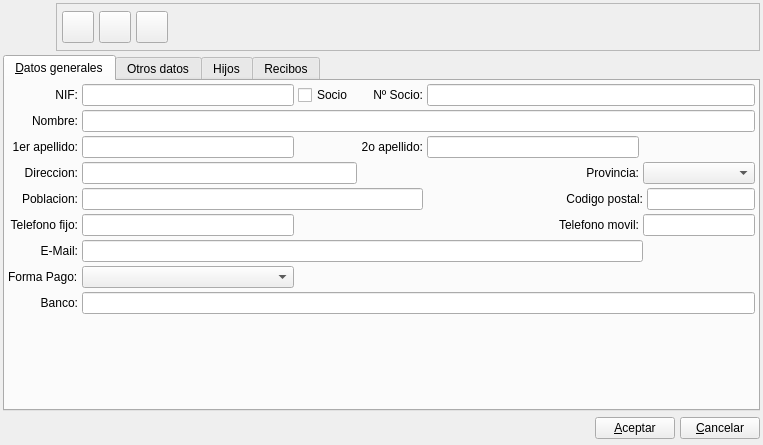
Qt form bulmages/bulmafact/plugins/pluginbf_tutor/tutorbase.ui (eboladev/Bulmages-1) before a commit.
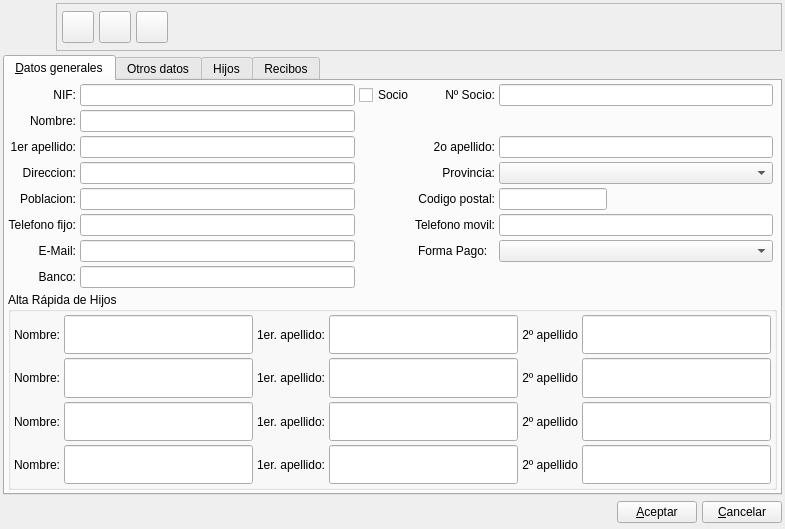
The same form after that commit. Icons and pictures are not drawn. Custom widgets are drawn as their Qt base class.

The edit to the form file:
```diff
--- a/bulmages/bulmafact/plugins/pluginbf_tutor/tutorbase.ui
+++ b/bulmages/bulmafact/plugins/pluginbf_tutor/tutorbase.ui
@@ -7,8 +7,8 @@
    <rect>
     <x>0</x>
     <y>0</y>
-    <width>763</width>
-    <height>445</height>
+    <width>785</width>
+    <height>529</height>
    </rect>
   </property>
   <property name="minimumSize">
@@ -269,8 +269,8 @@
       <attribute name="title">
        <string>&amp;Datos generales</string>
       </attribute>
-      <layout class="QGridLayout" name="gridLayout_2">
-       <item row="0" column="0" colspan="2">
+      <layout class="QGridLayout" name="gridLayout_6">
+       <item row="0" column="0">
         <widget class="QLabel" name="textLabel2_5">
          <property name="text">
           <string>NIF:</string>
@@ -283,21 +283,21 @@
          </property>
         </widget>
        </item>
-       <item row="0" column="2">
+       <item row="0" column="1">
         <widget class="QLineEdit" name="mui_cifcliente">
          <property name="maxLength">
           <number>200</number>
          </property>
         </widget>
        </item>
-       <item row="0" column="3">
+       <item row="0" column="2">
         <widget class="QCheckBox" name="mui_sociocliente">
          <property name="text">
           <string>Socio</string>
          </property>
         </widget>
        </item>
-       <item row="0" column="4" colspan="2">
+       <item row="0" column="3">
         <widget class="QLabel" name="label_2">
          <property name="text">
           <string>Nº Socio:</string>
@@ -310,10 +310,10 @@
          </property>
         </widget>
        </item>
-       <item row="0" column="6" colspan="3">
+       <item row="0" column="4">
         <widget class="QLineEdit" name="mui_numsociocliente"/>
        </item>
-       <item row="1" column="0" colspan="2">
+       <item row="1" column="0">
         <widget class="QLabel" name="textLabel2_2">
          <property name="text">
           <string>Nombre:</string>
@@ -326,7 +326,7 @@
          </property>
         </widget>
        </item>
-       <item row="1" column="2" colspan="7">
+       <item row="1" column="1">
         <widget class="QLineEdit" name="mui_nomcliente">
          <property name="sizePolicy">
           <sizepolicy hsizetype="Expanding" vsizetype="Preferred">
@@ -336,7 +336,39 @@
          </property>
         </widget>
        </item>
-       <item row="3" column="0" colspan="2">
+       <item row="2" column="0">
+        <widget class="QLabel" name="label_4">
+         <property name="text">
+          <string>1er apellido:</string>
+         </property>
+         <property name="alignment">
+          <set>Qt::AlignRight|Qt::AlignTrailing|Qt::AlignVCenter</set>
+         </property>
+         <property name="buddy">
+          <cstring>mui_apellido1cliente</cstring>
+         </property>
+        </widget>
+       </item>
+       <item row="2" column="1">
+        <widget class="QLineEdit" name="mui_apellido1cliente"/>
+       </item>
+       <item row="2" column="3">
+        <widget class="QLabel" name="label_5">
+         <property name="text">
+          <string>2o apellido:</string>
+         </property>
+         <property name="alignment">
+          <set>Qt::AlignRight|Qt::AlignTrailing|Qt::AlignVCenter</set>
+         </property>
+         <property name="buddy">
+          <cstring>mui_apellido2cliente</cstring>
+         </property>
+        </widget>
+       </item>
+       <item row="2" column="4">
+        <widget class="QLineEdit" name="mui_apellido2cliente"/>
+       </item>
+       <item row="3" column="0">
         <widget class="QLabel" name="textLabel2_6">
          <property name="text">
           <string>Direccion:</string>
@@ -349,14 +381,14 @@
          </property>
         </widget>
        </item>
-       <item row="3" column="2" colspan="3">
+       <item row="3" column="1">
         <widget class="QLineEdit" name="mui_dircliente">
          <property name="maxLength">
           <number>100</number>
          </property>
         </widget>
        </item>
-       <item row="3" column="5" colspan="2">
+       <item row="3" column="3">
         <widget class="QLabel" name="textLabel2_9_2">
          <property name="text">
           <string>Provincia:</string>
@@ -369,10 +401,7 @@
          </property>
         </widget>
        </item>
-       <item row="3" column="7" colspan="2">
-        <widget class="BlComboBox" name="mui_idprovincia"/>
-       </item>
-       <item row="4" column="0" colspan="2">
+       <item row="4" column="0">
         <widget class="QLabel" name="textLabel2_9">
          <property name="text">
           <string>Poblacion:</string>
@@ -385,20 +414,14 @@
          </property>
         </widget>
        </item>
-       <item row="4" column="8">
-        <widget class="QLineEdit" name="mui_cpcliente">
-         <property name="sizePolicy">
-          <sizepolicy hsizetype="Fixed" vsizetype="Fixed">
-           <horstretch>0</horstretch>
-           <verstretch>0</verstretch>
-          </sizepolicy>
-         </property>
+       <item row="4" column="1">
+        <widget class="QLineEdit" name="mui_poblcliente">
          <property name="maxLength">
           <number>10</number>
          </property>
         </widget>
        </item>
-       <item row="5" column="0" colspan="2">
+       <item row="5" column="0">
         <widget class="QLabel" name="textLabel2_8">
          <property name="text">
           <string>Telefono fijo:</string>
@@ -411,14 +434,14 @@
          </property>
         </widget>
        </item>
-       <item row="5" column="2">
+       <item row="5" column="1">
         <widget class="QLineEdit" name="mui_telcliente">
          <property name="maxLength">
           <number>20</number>
          </property>
         </widget>
        </item>
-       <item row="5" column="3" colspan="4">
+       <item row="5" column="2" colspan="2">
         <widget class="QLabel" name="textLabel2_8_5">
          <property name="text">
           <string>Telefono movil:</string>
@@ -431,14 +454,7 @@
          </property>
         </widget>
        </item>
-       <item row="5" column="7" colspan="2">
-        <widget class="QLineEdit" name="mui_movilcliente">
-         <property name="maxLength">
-          <number>20</number>
-         </property>
-        </widget>
-       </item>
-       <item row="6" column="0" rowspan="2" colspan="2">
+       <item row="6" column="0">
         <widget class="QLabel" name="textLabel2_8_3">
          <property name="text">
           <string>E-Mail:</string>
@@ -451,40 +467,14 @@
          </property>
         </widget>
        </item>
-       <item row="6" column="2" rowspan="2" colspan="6">
+       <item row="6" column="1">
         <widget class="QLineEdit" name="mui_mailcliente">
          <property name="maxLength">
           <number>100</number>
          </property>
         </widget>
        </item>
-       <item row="9" column="2" colspan="7">
-        <widget class="BlBankEdit" name="mui_bancocliente">
-         <property name="sizePolicy">
-          <sizepolicy hsizetype="Expanding" vsizetype="Fixed">
-           <horstretch>0</horstretch>
-           <verstretch>0</verstretch>
-          </sizepolicy>
-         </property>
-        </widget>
-       </item>
-       <item row="10" column="3">
-        <spacer name="verticalSpacer">
-         <property name="orientation">
-          <enum>Qt::Vertical</enum>
-         </property>
-         <property name="sizeHint" stdset="0">
-          <size>
-           <width>20</width>
-           <height>12</height>
-          </size>
-         </property>
-        </spacer>
-       </item>
-       <item row="8" column="2">
-        <widget class="BfBuscarFormaPago" name="mui_idforma_pago"/>
-       </item>
-       <item row="9" column="0" colspan="2">
+       <item row="8" column="0">
         <widget class="QLabel" name="textLabel2_4_3">
          <property name="text">
           <string>Banco:</string>
@@ -497,46 +487,311 @@
          </property>
         </widget>
        </item>
-       <item row="2" column="0" colspan="2">
-        <widget class="QLabel" name="label_4">
-         <property name="text">
-          <string>1er apellido:</string>
+       <item row="8" column="1">
+        <widget class="BlBankEdit" name="mui_bancocliente">
+         <property name="sizePolicy">
+          <sizepolicy hsizetype="Expanding" vsizetype="Fixed">
+           <horstretch>0</horstretch>
+           <verstretch>0</verstretch>
+          </sizepolicy>
          </property>
-         <property name="alignment">
-          <set>Qt::AlignRight|Qt::AlignTrailing|Qt::AlignVCenter</set>
-         </property>
-         <property name="buddy">
-          <cstring>mui_apellido1cliente</cstring>
-         </property>
         </widget>
        </item>
-       <item row="2" column="2">
-        <widget class="QLineEdit" name="mui_apellido1cliente"/>
-       </item>
-       <item row="2" column="6">
-        <widget class="QLineEdit" name="mui_apellido2cliente"/>
-       </item>
-       <item row="2" column="5">
-        <widget class="QLabel" name="label_5">
-         <property name="text">
-          <string>2o apellido:</string>
+       <item row="9" column="0" colspan="6">
+        <widget class="QGroupBox" name="groupBox">
+         <property name="sizePolicy">
+          <sizepolicy hsizetype="Preferred" vsizetype="Expanding">
+           <horstretch>0</horstretch>
+           <verstretch>0</verstretch>
+          </sizepolicy>
          </property>
-         <property name="alignment">
-          <set>Qt::AlignRight|Qt::AlignTrailing|Qt::AlignVCenter</set>
+         <property name="title">
+          <string>Alta Rápida de Hijos</string>
          </property>
-         <property name="buddy">
-          <cstring>mui_apellido2cliente</cstring>
-         </property>
+         <layout class="QGridLayout" name="gridLayout_2">
+          <item row="0" column="0">
+           <widget class="QLabel" name="textLabel2_19">
+            <property name="text">
+             <string>Nombre:</string>
+            </property>
+            <property name="alignment">
+             <set>Qt::AlignRight|Qt::AlignTrailing|Qt::AlignVCenter</set>
+            </property>
+            <property name="buddy">
+             <cstring>mu_nombrealumno_2</cstring>
+            </property>
+           </widget>
+          </item>
+          <item row="0" column="1">
+           <widget class="QLineEdit" name="mu_nombrealumno_1">
+            <property name="sizePolicy">
+             <sizepolicy hsizetype="Expanding" vsizetype="Preferred">
+              <horstretch>0</horstretch>
+              <verstretch>0</verstretch>
+             </sizepolicy>
+            </property>
+           </widget>
+          </item>
+          <item row="0" column="2">
+           <widget class="QLabel" name="textLabel2_17">
+            <property name="text">
+             <string>1er. apellido:</string>
+            </property>
+            <property name="alignment">
+             <set>Qt::AlignRight|Qt::AlignTrailing|Qt::AlignVCenter</set>
+            </property>
+            <property name="buddy">
+             <cstring>mu_apellido1alumno_2</cstring>
+            </property>
+           </widget>
+          </item>
+          <item row="0" column="3">
+           <widget class="QLineEdit" name="mu_apellido1alumno_1">
+            <property name="sizePolicy">
+             <sizepolicy hsizetype="Expanding" vsizetype="Preferred">
+              <horstretch>0</horstretch>
+              <verstretch>0</verstretch>
+             </sizepolicy>
+            </property>
+           </widget>
+          </item>
+          <item row="0" column="4">
+           <widget class="QLabel" name="textLabel2_18">
+            <property name="text">
+             <string>2º apellido</string>
+            </property>
+            <property name="alignment">
+             <set>Qt::AlignRight|Qt::AlignTrailing|Qt::AlignVCenter</set>
+            </property>
+            <property name="buddy">
+             <cstring>mu_apellido2alumno_2</cstring>
+            </property>
+           </widget>
+          </item>
+          <item row="0" column="5">
+           <widget class="QLineEdit" name="mu_apellido2alumno_1">
+            <property name="sizePolicy">
+             <sizepolicy hsizetype="Expanding" vsizetype="Preferred">
+              <horstretch>0</horstretch>
+              <verstretch>0</verstretch>
+             </sizepolicy>
+            </property>
+           </widget>
+          </item>
+          <item row="1" column="0">
+           <widget class="QLabel" name="textLabel2_10">
+            <property name="text">
+             <string>Nombre:</string>
+            </property>
+            <property name="alignment">
+             <set>Qt::AlignRight|Qt::AlignTrailing|Qt::AlignVCenter</set>
+            </property>
+            <property name="buddy">
+             <cstring>mu_nombrealumno_2</cstring>
+            </property>
+           </widget>
+          </item>
+          <item row="1" column="1">
+           <widget class="QLineEdit" name="mu_nombrealumno_2">
+            <property name="sizePolicy">
+             <sizepolicy hsizetype="Expanding" vsizetype="Preferred">
+              <horstretch>0</horstretch>
+              <verstretch>0</verstretch>
+             </sizepolicy>
+            </property>
+           </widget>
+          </item>
+          <item row="1" column="2">
+           <widget class="QLabel" name="textLabel2_3">
+            <property name="text">
+             <string>1er. apellido:</string>
+            </property>
+            <property name="alignment">
+             <set>Qt::AlignRight|Qt::AlignTrailing|Qt::AlignVCenter</set>
+            </property>
+            <property name="buddy">
+             <cstring>mu_apellido1alumno_2</cstring>
+            </property>
+           </widget>
+          </item>
+          <item row="1" column="3">
+           <widget class="QLineEdit" name="mu_apellido1alumno_2">
+            <property name="sizePolicy">
+             <sizepolicy hsizetype="Expanding" vsizetype="Preferred">
+              <horstretch>0</horstretch>
+              <verstretch>0</verstretch>
+             </sizepolicy>
+            </property>
+           </widget>
+          </item>
+          <item row="1" column="4">
+           <widget class="QLabel" name="textLabel2_4">
+            <property name="text">
+             <string>2º apellido</string>
+            </property>
+            <property name="alignment">
+             <set>Qt::AlignRight|Qt::AlignTrailing|Qt::AlignVCenter</set>
+            </property>
+            <property name="buddy">
+             <cstring>mu_apellido2alumno_2</cstring>
+            </property>
+           </widget>
+          </item>
+          <item row="1" column="5">
+           <widget class="QLineEdit" name="mu_apellido2alumno_2">
+            <property name="sizePolicy">
+             <sizepolicy hsizetype="Expanding" vsizetype="Preferred">
+              <horstretch>0</horstretch>
+              <verstretch>0</verstretch>
+             </sizepolicy>
+            </property>
+           </widget>
+          </item>
+          <item row="2" column="0">
+           <widget class="QLabel" name="textLabel2_13">
+            <property name="text">
+             <string>Nombre:</string>
+            </property>
+            <property name="alignment">
+             <set>Qt::AlignRight|Qt::AlignTrailing|Qt::AlignVCenter</set>
+            </property>
+            <property name="buddy">
+             <cstring>mu_nombrealumno_2</cstring>
+            </property>
+           </widget>
+          </item>
+          <item row="2" column="1">
+           <widget class="QLineEdit" name="mu_nombrealumno_3">
+            <property name="sizePolicy">
+             <sizepolicy hsizetype="Expanding" vsizetype="Preferred">
+              <horstretch>0</horstretch>
+              <verstretch>0</verstretch>
+             </sizepolicy>
+            </property>
+           </widget>
+          </item>
+          <item row="2" column="2">
+           <widget class="QLabel" name="textLabel2_11">
+            <property name="text">
+             <string>1er. apellido:</string>
+            </property>
+            <property name="alignment">
+             <set>Qt::AlignRight|Qt::AlignTrailing|Qt::AlignVCenter</set>
+            </property>
+            <property name="buddy">
+             <cstring>mu_apellido1alumno_2</cstring>
+            </property>
+           </widget>
+          </item>
+          <item row="2" column="3">
+           <widget class="QLineEdit" name="mu_apellido1alumno_3">
+            <property name="sizePolicy">
+             <sizepolicy hsizetype="Expanding" vsizetype="Preferred">
+              <horstretch>0</horstretch>
+              <verstretch>0</verstretch>
+             </sizepolicy>
+            </property>
+           </widget>
+          </item>
+          <item row="2" column="4">
+           <widget class="QLabel" name="textLabel2_12">
+            <property name="text">
+             <string>2º apellido</string>
+            </property>
+            <property name="alignment">
+             <set>Qt::AlignRight|Qt::AlignTrailing|Qt::AlignVCenter</set>
+            </property>
+            <property name="buddy">
+             <cstring>mu_apellido2alumno_2</cstring>
+            </property>
+           </widget>
+          </item>
+          <item row="2" column="5">
+           <widget class="QLineEdit" name="mu_apellido2alumno_3">
+            <property name="sizePolicy">
+             <sizepolicy hsizetype="Expanding" vsizetype="Preferred">
+              <horstretch>0</horstretch>
+              <verstretch>0</verstretch>
+             </sizepolicy>
+            </property>
+           </widget>
+          </item>
+          <item row="3" column="0">
+           <widget class="QLabel" name="textLabel2_16">
+            <property name="text">
+             <string>Nombre:</string>
+            </property>
+            <property name="alignment">
+             <set>Qt::AlignRight|Qt::AlignTrailing|Qt::AlignVCenter</set>
+            </property>
+            <property name="buddy">
+             <cstring>mu_nombrealumno_2</cstring>
+            </property>
+           </widget>
+          </item>
+          <item row="3" column="1">
+           <widget class="QLineEdit" name="mu_nombrealumno_4">
+            <property name="sizePolicy">
+             <sizepolicy hsizetype="Expanding" vsizetype="Preferred">
+              <horstretch>0</horstretch>
+              <verstretch>0</verstretch>
+             </sizepolicy>
+            </property>
+           </widget>
+          </item>
+          <item row="3" column="2">
+           <widget class="QLabel" name="textLabel2_14">
+            <property name="text">
+             <string>1er. apellido:</string>
+            </property>
+            <property name="alignment">
+             <set>Qt::AlignRight|Qt::AlignTrailing|Qt::AlignVCenter</set>
+            </property>
+            <property name="buddy">
+             <cstring>mu_apellido1alumno_2</cstring>
+            </property>
+           </widget>
+          </item>
+          <item row="3" column="3">
+           <widget class="QLineEdit" name="mu_apellido1alumno_4">
+            <property name="sizePolicy">
+             <sizepolicy hsizetype="Expanding" vsizetype="Preferred">
+              <horstretch>0</horstretch>
+              <verstretch>0</verstretch>
+             </sizepolicy>
+            </property>
+           </widget>
+          </item>
+          <item row="3" column="4">
+           <widget class="QLabel" name="textLabel2_15">
+            <property name="text">
+             <string>2º apellido</string>
+            </property>
+            <property name="alignment">
+             <set>Qt::AlignRight|Qt::AlignTrailing|Qt::AlignVCenter</set>
+            </property>
+            <property name="buddy">
+             <cstring>mu_apellido2alumno_2</cstring>
+            </property>
+           </widget>
+          </item>
+          <item row="3" column="5">
+           <widget class="QLineEdit" name="mu_apellido2alumno_4">
+            <property name="sizePolicy">
+             <sizepolicy hsizetype="Expanding" vsizetype="Preferred">
+              <horstretch>0</horstretch>
+              <verstretch>0</verstretch>
+             </sizepolicy>
+            </property>
+           </widget>
+          </item>
+         </layout>
         </widget>
        </item>
-       <item row="8" column="0" colspan="2">
-        <widget class="QLabel" name="label_3">
-         <property name="text">
-          <string>Forma Pago:</string>
-         </property>
-        </widget>
+       <item row="3" column="4">
+        <widget class="BlComboBox" name="mui_idprovincia"/>
        </item>
-       <item row="4" column="6" colspan="2">
+       <item row="4" column="3">
         <widget class="QLabel" name="textLabel2_7">
          <property name="sizePolicy">
           <sizepolicy hsizetype="Preferred" vsizetype="Preferred">
@@ -555,10 +810,33 @@
          </property>
         </widget>
        </item>
-       <item row="4" column="2" colspan="4">
-        <widget class="QLineEdit" name="mui_poblcliente">
+       <item row="4" column="4">
+        <widget class="QLineEdit" name="mui_cpcliente">
+         <property name="sizePolicy">
+          <sizepolicy hsizetype="Fixed" vsizetype="Fixed">
+           <horstretch>0</horstretch>
+           <verstretch>0</verstretch>
+          </sizepolicy>
+         </property>
          <property name="maxLength">
-          <number>40</number>
+          <number>10</number>
+         </property>
+        </widget>
+       </item>
+       <item row="5" column="4">
+        <widget class="QLineEdit" name="mui_movilcliente">
+         <property name="maxLength">
+          <number>20</number>
+         </property>
+        </widget>
+       </item>
+       <item row="6" column="4">
+        <widget class="BfBuscarFormaPago" name="mui_idforma_pago"/>
+       </item>
+       <item row="6" column="3">
+        <widget class="QLabel" name="label_3">
+         <property name="text">
+          <string>Forma Pago:</string>
          </property>
         </widget>
        </item>
```
Left out of the diff: 6 changed lines with no effect on the pictures.
